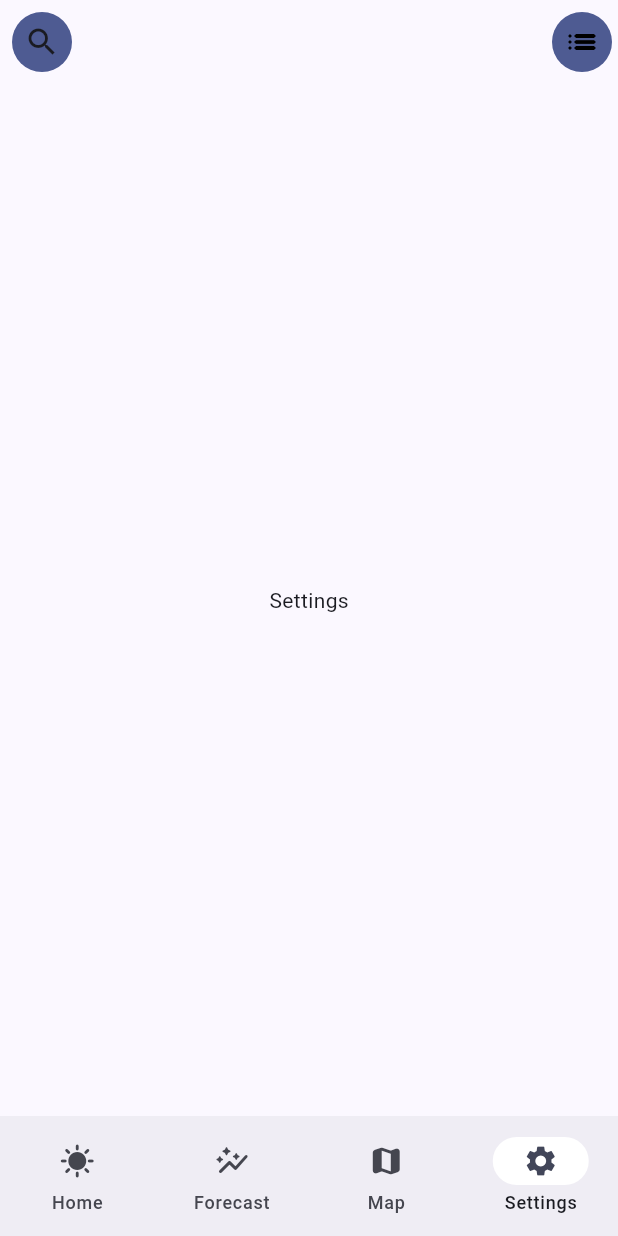
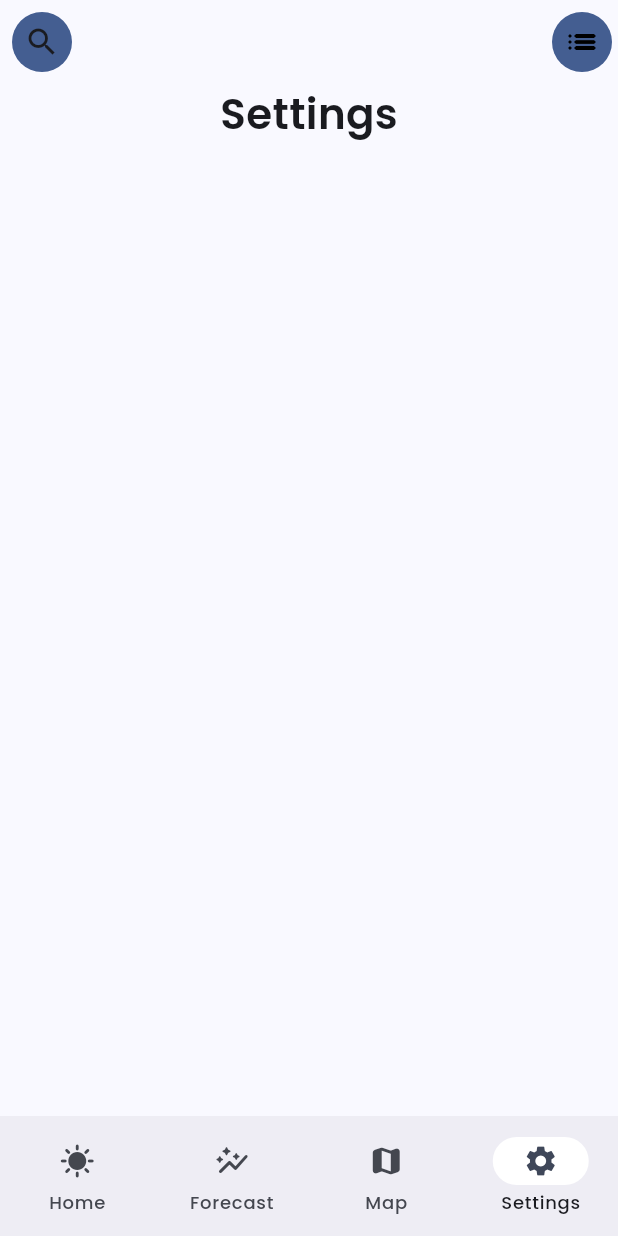
Before and after one commit to GDGCVITBHOPAL/Weathered, a Flutter app: the screen it shows after launch, item 4 of the bottom bar chosen, on a phone screen of 412 x 824 dp. Run offline on Flutter 3.47's test engine with Material 3 defaults, Android fonts, the phone set to English and light mode, and no system bars; drawn by our look-alikes of dynamic_color; our stand-ins replace flutter_riverpod, gap.

Commit message:
Added Dynamic Color Scheme and Font  ✔

```diff
--- a/lib/common/navigationbar/navigation_bar_provider.dart
+++ b/lib/common/navigationbar/navigation_bar_provider.dart
@@ -1,3 +1,4 @@
 import 'package:flutter_riverpod/flutter_riverpod.dart';
 
+// This provider is used to change the index of the bottom navigation bar
 final bottomNavigationBarProvider = StateProvider((ref) => 0);
--- /dev/null
+++ b/lib/constants/style.dart
@@ -0,0 +1,33 @@
+import 'package:flutter/material.dart';
+
+class AppStyle {
+  static TextTheme get _textTheme => ThemeData().textTheme;
+  static TextTheme textTheme = _textTheme.copyWith(
+    titleLarge: const TextStyle(
+      fontSize: 28,
+      fontFamily: 'Poppins',
+      fontWeight: FontWeight.bold,
+    ),
+    headlineMedium: const TextStyle(
+      fontSize: 20,
+      fontFamily: 'Poppins',
+      fontWeight: FontWeight.w600,
+    ),
+    headlineSmall: const TextStyle(
+      fontSize: 18,
+      fontFamily: 'Poppins',
+      fontWeight: FontWeight.w600,
+    ),
+    /*  */
+    labelMedium: const TextStyle(
+      fontSize: 18,
+      fontFamily: 'Poppins',
+      fontWeight: FontWeight.normal,
+    ),
+    labelSmall: const TextStyle(
+      fontSize: 16,
+      fontFamily: 'Poppins',
+      fontWeight: FontWeight.normal,
+    ),
+  );
+}
--- a/lib/features/dashboard/dashboard.dart
+++ b/lib/features/dashboard/dashboard.dart
@@ -19,9 +19,9 @@ class Dashboard extends StatelessWidget {
               Text(
                 "Current Location",
                 style: TextStyle(
-                    fontWeight: FontWeight.w400,
-                    fontSize: 14,
-                    fontFamily: 'Roboto'),
+                  fontWeight: FontWeight.w400,
+                  fontSize: 14,
+                ),
               )
             ],
           ),
@@ -32,9 +32,9 @@ class Dashboard extends StatelessWidget {
               Text(
                 "Bhopal, Madhya Pradesh",
                 style: TextStyle(
-                    fontWeight: FontWeight.bold,
-                    fontSize: 25,
-                    fontFamily: 'Roboto'),
+                  fontWeight: FontWeight.bold,
+                  fontSize: 25,
+                ),
               )
             ],
           ),
@@ -47,7 +47,6 @@ class Dashboard extends StatelessWidget {
                 style: TextStyle(
                   color: Colors.black,
                   fontSize: 18,
-                  fontFamily: 'Roboto',
                   fontWeight: FontWeight.w300,
                 ),
               )
@@ -69,17 +68,13 @@ class Dashboard extends StatelessWidget {
                     Gap(10),
                     Text(
                       "32°C",
-                      style: TextStyle(
-                          fontSize: 30,
-                          fontFamily: 'Roboto',
-                          fontWeight: FontWeight.bold),
+                      style:
+                          TextStyle(fontSize: 30, fontWeight: FontWeight.bold),
                     ),
                     Text(
                       "Partly Cloudy",
-                      style: TextStyle(
-                          fontSize: 30,
-                          fontFamily: 'Roboto',
-                          fontWeight: FontWeight.w400),
+                      style:
+                          TextStyle(fontSize: 30, fontWeight: FontWeight.w400),
                     )
                   ],
                 ),
--- a/lib/features/home/home_screen.dart
+++ b/lib/features/home/home_screen.dart
@@ -1,3 +1,4 @@
+import 'package:dynamic_color/dynamic_color.dart';
 import 'package:flutter/material.dart';
 import 'package:flutter_riverpod/flutter_riverpod.dart';
 
@@ -17,7 +18,9 @@ class HomeScreen extends StatelessWidget {
         appBar: appBar(),
         bottomNavigationBar: navBar(),
         // Using Consumer just here coz don't wanna rebuild the whole screen
-        body: Consumer(
+        body: DynamicColorBuilder(
+          builder: (lightDynamic, darkDynamic) {
+            return Consumer(
               builder: (context, ref, child) {
                 return [
                   const Dashboard(),
@@ -26,6 +29,8 @@ class HomeScreen extends StatelessWidget {
                   const SettingsScreen()
                 ][ref.watch(bottomNavigationBarProvider)];
               },
+            );
+          },
         ));
   }
 }
--- a/lib/features/settings/settings_screen.dart
+++ b/lib/features/settings/settings_screen.dart
@@ -1,14 +1,21 @@
 import 'package:flutter/material.dart';
+import 'package:weathered/constants/style.dart';
 
 class SettingsScreen extends StatelessWidget {
   const SettingsScreen({super.key});
 
   @override
   Widget build(BuildContext context) {
-    return const Scaffold(
-      body: Center(
-        child: Text("Settings"),
-      ),
-    );
+    return Scaffold(
+        body: Column(
+      children: [
+        Center(
+          child: Text(
+            'Settings',
+            style: AppStyle.textTheme.titleLarge,
+          ),
+        ),
+      ],
+    ));
   }
 }
--- a/lib/main.dart
+++ b/lib/main.dart
@@ -1,10 +1,11 @@
+import 'package:dynamic_color/dynamic_color.dart';
 import 'package:flutter/material.dart';
 import 'package:flutter_riverpod/flutter_riverpod.dart';
 
 import 'features/home/home_screen.dart';
 
 void main() {
-  runApp(ProviderScope(child: const MainApp()));
+  runApp(const ProviderScope(child: MainApp()));
 }
 
 class MainApp extends StatelessWidget {
@@ -12,14 +13,34 @@ class MainApp extends StatelessWidget {
 
   @override
   Widget build(BuildContext context) {
+    return DynamicColorBuilder(
+      builder: (lightDynamic, darkDynamic) {
+        ColorScheme lightColorScheme;
+        ColorScheme darkColorScheme;
+        if (lightDynamic != null && darkDynamic != null) {
+          // setting the color scheme
+          lightColorScheme = lightDynamic.harmonized();
+          darkColorScheme = darkDynamic.harmonized();
+          //
+        } else {
+          // if the dynamic color is null
+          lightColorScheme = ColorScheme.fromSeed(seedColor: Colors.blueAccent);
+          darkColorScheme = ColorScheme.fromSeed(seedColor: Colors.blueAccent);
+        }
         return MaterialApp(
             debugShowCheckedModeBanner: false,
             home: const HomeScreen(),
             theme: ThemeData(
-        colorScheme: ColorScheme.fromSeed(
-            seedColor: const Color.fromRGBO(151, 171, 255, 1)),
+              fontFamily: 'Poppins',
+              colorScheme: lightColorScheme,
               useMaterial3: true,
             ),
+            darkTheme: ThemeData(
+              fontFamily: 'Poppins',
+              colorScheme: darkColorScheme,
+              useMaterial3: true,
+            ));
+      },
     );
   }
 }
```
Also changed, not shown: pubspec.yaml (+14 -1 lines), assets/fonts/Poppins-Medium.ttf (added), assets/fonts/Poppins-Regular.ttf (added), assets/fonts/Poppins-SemiBold.ttf (added), pubspec.lock, 5 other files. Lines whose indentation alone changed are shown as unchanged.
